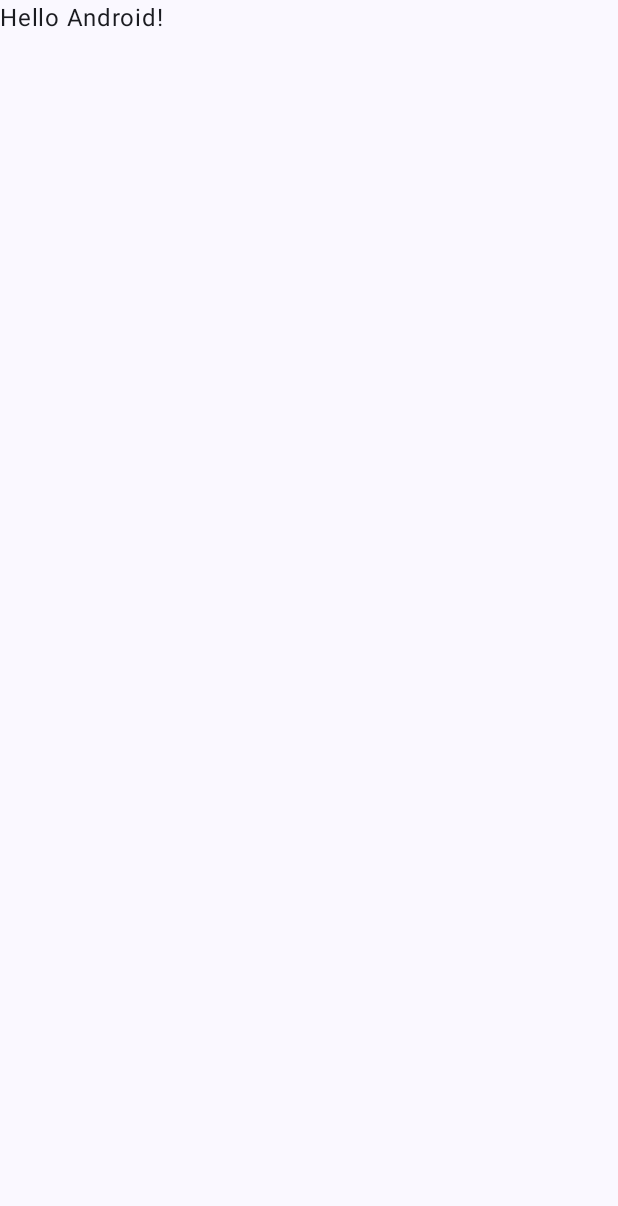
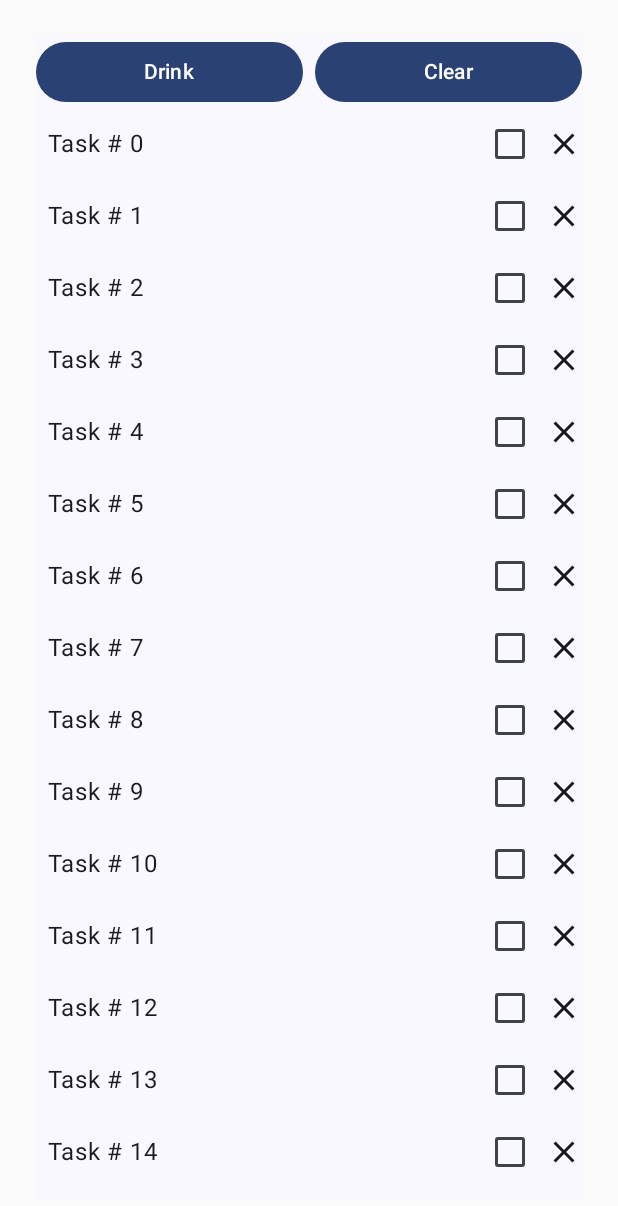
Before and after one commit to Maddaylol/ComposeLab, an Android app built with Jetpack Compose: the screen it shows after launch (MainActivity), on a phone screen of 412 x 824 dp. Before the commit the part shown is almost empty. Shown: the top 1206 px of the screen. Run offline under Robolectric (Android 15) with nearby library versions, the phone set to English and light mode, and no system bars.

Commit message:
add WaterCountComponent, WellnessTaskComponent and WellnessTask

```diff
--- a/app/src/main/java/com/example/composelab/MainActivity.kt
+++ b/app/src/main/java/com/example/composelab/MainActivity.kt
@@ -4,14 +4,15 @@ import android.os.Bundle
 import androidx.activity.ComponentActivity
 import androidx.activity.compose.setContent
 import androidx.activity.enableEdgeToEdge
-import androidx.compose.foundation.layout.fillMaxSize
 import androidx.compose.foundation.layout.padding
-import androidx.compose.material3.Scaffold
+import androidx.compose.material3.Surface
 import androidx.compose.material3.Text
 import androidx.compose.runtime.Composable
 import androidx.compose.ui.Modifier
 import androidx.compose.ui.tooling.preview.Preview
 import com.example.composelab.ui.theme.ComposeLabTheme
+import com.example.composelab.ui.theme.Dimens
+import com.example.composelab.ui.theme.component.codelab.WellnessScreen
 
 class MainActivity : ComponentActivity() {
     override fun onCreate(savedInstanceState: Bundle?) {
@@ -19,11 +20,8 @@ class MainActivity : ComponentActivity() {
         enableEdgeToEdge()
         setContent {
             ComposeLabTheme {
-                Scaffold(modifier = Modifier.fillMaxSize()) { innerPadding ->
-                    Greeting(
-                        name = "Android",
-                        modifier = Modifier.padding(innerPadding)
-                    )
+                Surface(modifier = Modifier.padding(all = Dimens.PaddingLarge)) {
+                    WellnessScreen()
                 }
             }
         }
--- /dev/null
+++ b/app/src/main/java/com/example/composelab/data/WellnessTask.kt
@@ -0,0 +1,3 @@
+package com.example.composelab.data
+
+data class WellnessTask(val id: Int, val label: String, val checked: Boolean = false)
--- /dev/null
+++ b/app/src/main/java/com/example/composelab/ui/theme/component/codelab/WaterCounterComponent.kt
@@ -0,0 +1,83 @@
+package com.example.composelab.ui.theme.component.codelab
+
+import androidx.compose.foundation.layout.Arrangement
+import androidx.compose.foundation.layout.Column
+import androidx.compose.foundation.layout.Row
+import androidx.compose.foundation.layout.padding
+import androidx.compose.material3.Button
+import androidx.compose.material3.Text
+import androidx.compose.runtime.Composable
+import androidx.compose.runtime.getValue
+import androidx.compose.runtime.mutableIntStateOf
+import androidx.compose.runtime.mutableStateOf
+import androidx.compose.runtime.saveable.rememberSaveable
+import androidx.compose.runtime.setValue
+import androidx.compose.ui.Modifier
+import androidx.compose.ui.tooling.preview.Preview
+import com.example.composelab.ui.theme.ComposeLabTheme
+import com.example.composelab.ui.theme.Dimens
+
+@Composable
+fun WaterCounter(
+    count: Int,
+    onIncrement: () -> Unit,
+    onClear: () -> Unit,
+    modifier: Modifier = Modifier
+) {
+    Column {
+        if (count > 0) {
+            Text(
+                text = "You had $count glasses.",
+            )
+        }
+        Row(
+            horizontalArrangement = Arrangement.spacedBy(Dimens.PaddingSmall)
+        ) {
+            Button(
+                onClick = onIncrement,
+                modifier = modifier.weight(1f),
+                enabled = count < 10,
+
+                ) {
+                Text("Drink")
+            }
+            Button(onClick = onClear, modifier = modifier.weight(1f)) {
+                Text("Clear")
+            }
+        }
+
+    }
+}
+
+@Composable
+fun StatefulWaterCounter(modifier: Modifier = Modifier) {
+    var count by rememberSaveable { mutableIntStateOf(0) }
+    WaterCounter(count, { count++ }, { count = 0 }, modifier)
+
+}
+
+@Composable
+fun TaskScreen(modifier: Modifier = Modifier) {
+    var showTask by rememberSaveable { mutableStateOf(true) }
+    ComposeLabTheme {
+        Column(
+            modifier = modifier.padding(Dimens.PaddingSmall),
+        ) {
+            if (showTask) WellnessTaskItem(
+                onClose = { showTask = false },
+                taskName = "Have you taken your 15 minute walk today?"
+            )
+            StatefulWaterCounter()
+        }
+
+    }
+}
+
+
+@Preview(showBackground = true)
+@Composable
+fun TaskScreenPreview() {
+    ComposeLabTheme {
+        TaskScreen()
+    }
+}
--- /dev/null
+++ b/app/src/main/java/com/example/composelab/ui/theme/component/codelab/WellnessTaskComponent.kt
@@ -0,0 +1,112 @@
+package com.example.composelab.ui.theme.component.codelab
+
+import androidx.compose.foundation.layout.Column
+import androidx.compose.foundation.layout.Row
+import androidx.compose.foundation.layout.padding
+import androidx.compose.foundation.layout.size
+import androidx.compose.foundation.lazy.LazyColumn
+import androidx.compose.foundation.lazy.items
+import androidx.compose.material.icons.Icons
+import androidx.compose.material.icons.filled.Close
+import androidx.compose.material3.Checkbox
+import androidx.compose.material3.Icon
+import androidx.compose.material3.IconButton
+import androidx.compose.material3.Text
+import androidx.compose.runtime.Composable
+import androidx.compose.runtime.getValue
+import androidx.compose.runtime.mutableStateOf
+import androidx.compose.runtime.saveable.rememberSaveable
+import androidx.compose.runtime.setValue
+import androidx.compose.runtime.toMutableStateList
+import androidx.compose.ui.Alignment
+import androidx.compose.ui.Modifier
+import androidx.compose.ui.tooling.preview.Preview
+import com.example.composelab.data.WellnessTask
+import com.example.composelab.ui.theme.ComposeLabTheme
+import com.example.composelab.ui.theme.Dimens
+
+@Composable
+fun WellnessTaskItem(
+    modifier: Modifier = Modifier,
+    taskName: String,
+    checked: Boolean = false,
+    onCheckedChange: (Boolean) -> Unit = {},
+    onClose: () -> Unit
+) {
+    Row(
+        verticalAlignment = Alignment.CenterVertically
+    ) {
+        Text(
+            taskName, modifier = modifier
+                .weight(1f)
+                .padding(start = Dimens.PaddingSmall)
+        )
+        Checkbox(checked = checked, onCheckedChange = onCheckedChange)
+        IconButton(onClick = onClose, modifier = modifier.size(Dimens.IconSizeMedium)) {
+            Icon(
+                Icons.Filled.Close,
+                contentDescription = "Close",
+            )
+        }
+    }
+}
+
+@Composable
+fun WellnessTaskItem(
+    modifier: Modifier = Modifier,
+    taskName: String,
+    onClose: () -> Unit
+) {
+    var checkedState by rememberSaveable { mutableStateOf(false) }
+    WellnessTaskItem(
+        taskName = taskName,
+        checked = checkedState,
+        onCheckedChange = { newValue -> checkedState = newValue },
+        onClose = onClose,
+        modifier = modifier
+    )
+}
+
+@Composable
+fun TaskList(
+    modifier: Modifier = Modifier,
+    tasks: List<WellnessTask>,
+    onCloseTask: (WellnessTask) -> Unit
+) {
+    LazyColumn(modifier = modifier) {
+        items(
+            items = tasks,
+            key = { task -> task.id }
+        ) { task ->
+            WellnessTaskItem(
+                taskName = task.label,
+                onClose = { onCloseTask(task) }
+            )
+        }
+    }
+}
+
+@Preview(showBackground = true)
+@Composable
+fun WellnessScreenPreview() {
+    ComposeLabTheme {
+        WellnessScreen()
+    }
+}
+
+@Composable
+fun WellnessScreen(modifier: Modifier = Modifier) {
+    Column(modifier = modifier) {
+        StatefulWaterCounter()
+        val list = rememberSaveable { getWellnessTasks().toMutableStateList() }
+        TaskList(tasks = list, onCloseTask = { task -> list.remove(task) })
+    }
+}
+
+@Preview(showBackground = true, widthDp = 140)
+@Composable
+fun WellnessTaskItemPreview() {
+    WellnessTaskItem(taskName = "Task", onClose = {})
+}
+
+private fun getWellnessTasks() = List(30) { i -> WellnessTask(i, "Task # $i") }
```
